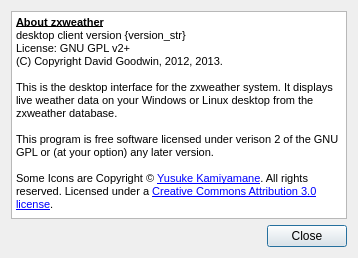
This is desktop/aboutdialog.ui in davidrg/zxweather as Qt 5 draws it before an edit. The edited form follows.
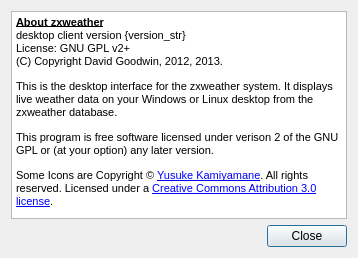
This is the edited form. Icons and pictures are not drawn.

Commit message: Linux compatibility: Fix warnings about Settings copy constructor, fix paragraphs in about dialog.

Patch:
```diff
--- a/desktop/aboutdialog.ui
+++ b/desktop/aboutdialog.ui
@@ -25,16 +25,10 @@
 &lt;html&gt;&lt;head&gt;&lt;meta name=&quot;qrichtext&quot; content=&quot;1&quot; /&gt;&lt;style type=&quot;text/css&quot;&gt;
 p, li { white-space: pre-wrap; }
 &lt;/style&gt;&lt;/head&gt;&lt;body style=&quot; font-family:'MS Shell Dlg 2'; font-size:8.25pt; font-weight:400; font-style:normal;&quot;&gt;
-&lt;p style=&quot; margin-top:0px; margin-bottom:0px; margin-left:0px; margin-right:0px; -qt-block-indent:0; text-indent:0px;&quot;&gt;&lt;span style=&quot; font-size:8pt; font-weight:600; text-decoration: underline;&quot;&gt;About zxweather&lt;/span&gt;&lt;/p&gt;
-&lt;p style=&quot; margin-top:0px; margin-bottom:0px; margin-left:0px; margin-right:0px; -qt-block-indent:0; text-indent:0px;&quot;&gt;&lt;span style=&quot; font-size:8pt;&quot;&gt;desktop client version {version_str}&lt;/span&gt;&lt;/p&gt;
-&lt;p style=&quot; margin-top:0px; margin-bottom:0px; margin-left:0px; margin-right:0px; -qt-block-indent:0; text-indent:0px;&quot;&gt;&lt;span style=&quot; font-size:8pt;&quot;&gt;License: GNU GPL v2+&lt;/span&gt;&lt;/p&gt;
-&lt;p style=&quot; margin-top:0px; margin-bottom:0px; margin-left:0px; margin-right:0px; -qt-block-indent:0; text-indent:0px;&quot;&gt;&lt;span style=&quot; font-size:8pt;&quot;&gt;(C) Copyright David Goodwin, 2012, 2013.&lt;/span&gt;&lt;/p&gt;
-&lt;p style=&quot;-qt-paragraph-type:empty; margin-top:0px; margin-bottom:0px; margin-left:0px; margin-right:0px; -qt-block-indent:0; text-indent:0px; font-size:8pt;&quot;&gt;&lt;br /&gt;&lt;/p&gt;
-&lt;p style=&quot; margin-top:0px; margin-bottom:0px; margin-left:0px; margin-right:0px; -qt-block-indent:0; text-indent:0px;&quot;&gt;&lt;span style=&quot; font-size:8pt;&quot;&gt;This is the desktop interface for the zxweather system. It displays live weather data on your Windows or Linux desktop from the zxweather database.&lt;/span&gt;&lt;/p&gt;
-&lt;p style=&quot;-qt-paragraph-type:empty; margin-top:0px; margin-bottom:0px; margin-left:0px; margin-right:0px; -qt-block-indent:0; text-indent:0px; font-size:8pt;&quot;&gt;&lt;br /&gt;&lt;/p&gt;
-&lt;p style=&quot; margin-top:0px; margin-bottom:0px; margin-left:0px; margin-right:0px; -qt-block-indent:0; text-indent:0px;&quot;&gt;&lt;span style=&quot; font-size:8pt;&quot;&gt;This program is free software licensed under verison 2 of the GNU GPL or (at your option) any later version.&lt;/span&gt;&lt;/p&gt;
-&lt;p style=&quot;-qt-paragraph-type:empty; margin-top:0px; margin-bottom:0px; margin-left:0px; margin-right:0px; -qt-block-indent:0; text-indent:0px; font-size:8pt;&quot;&gt;&lt;br /&gt;&lt;/p&gt;
-&lt;p style=&quot; margin-top:0px; margin-bottom:0px; margin-left:0px; margin-right:0px; -qt-block-indent:0; text-indent:0px;&quot;&gt;&lt;span style=&quot; font-size:8pt;&quot;&gt;Some Icons are Copyright © &lt;/span&gt;&lt;a href=&quot;http://p.yusukekamiyamane.com/&quot;&gt;&lt;span style=&quot; font-size:8pt; text-decoration: underline; color:#0000ff;&quot;&gt;Yusuke Kamiyamane&lt;/span&gt;&lt;/a&gt;&lt;span style=&quot; font-size:8pt;&quot;&gt;. All rights reserved. Licensed under a &lt;/span&gt;&lt;a href=&quot;http://creativecommons.org/licenses/by/3.0/&quot;&gt;&lt;span style=&quot; font-size:8pt; text-decoration: underline; color:#0000ff;&quot;&gt;Creative Commons Attribution 3.0 license&lt;/span&gt;&lt;/a&gt;&lt;span style=&quot; font-size:8pt;&quot;&gt;.&lt;/span&gt;&lt;/p&gt;&lt;/body&gt;&lt;/html&gt;</string>
+&lt;p style=&quot; margin-top:12px; margin-bottom:12px; margin-left:0px; margin-right:0px; -qt-block-indent:0; text-indent:0px;&quot;&gt;&lt;span style=&quot; font-weight:600; text-decoration: underline;&quot;&gt;About zxweather&lt;/span&gt;&lt;br /&gt;desktop client version {version_str}&lt;br /&gt;License: GNU GPL v2+&lt;br /&gt;(C) Copyright David Goodwin, 2012, 2013.&lt;/p&gt;
+&lt;p style=&quot; margin-top:12px; margin-bottom:12px; margin-left:0px; margin-right:0px; -qt-block-indent:0; text-indent:0px;&quot;&gt;This is the desktop interface for the zxweather system. It displays live weather data on your Windows or Linux desktop from the zxweather database.&lt;/p&gt;
+&lt;p style=&quot; margin-top:12px; margin-bottom:12px; margin-left:0px; margin-right:0px; -qt-block-indent:0; text-indent:0px;&quot;&gt;This program is free software licensed under verison 2 of the GNU GPL or (at your option) any later version.&lt;/p&gt;
+&lt;p style=&quot; margin-top:12px; margin-bottom:12px; margin-left:0px; margin-right:0px; -qt-block-indent:0; text-indent:0px;&quot;&gt;Some Icons are Copyright © &lt;a href=&quot;http://p.yusukekamiyamane.com/&quot;&gt;&lt;span style=&quot; text-decoration: underline; color:#0000ff;&quot;&gt;Yusuke Kamiyamane&lt;/span&gt;&lt;/a&gt;. All rights reserved. Licensed under a &lt;a href=&quot;http://creativecommons.org/licenses/by/3.0/&quot;&gt;&lt;span style=&quot; text-decoration: underline; color:#0000ff;&quot;&gt;Creative Commons Attribution 3.0 license&lt;/span&gt;&lt;/a&gt;.&lt;/p&gt;&lt;/body&gt;&lt;/html&gt;</string>
      </property>
     </widget>
    </item>
```
The commit also changes 1 other file.
